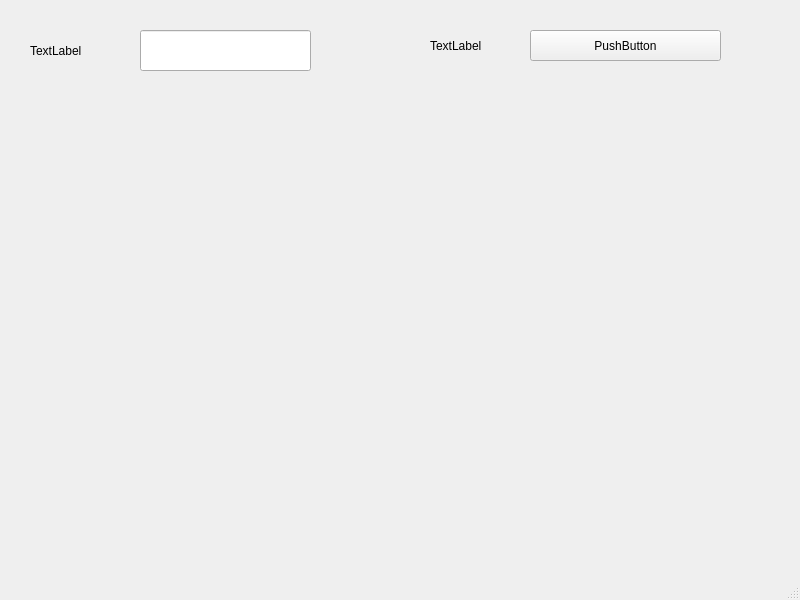
The window that src/simulador/mainwindow.ui (bmatuss/matus.benjamin-saavedra.diego-garcia.abraham-monteverde.juan-Tarea3.2025.1) describes before a commit, drawn with Qt 5.
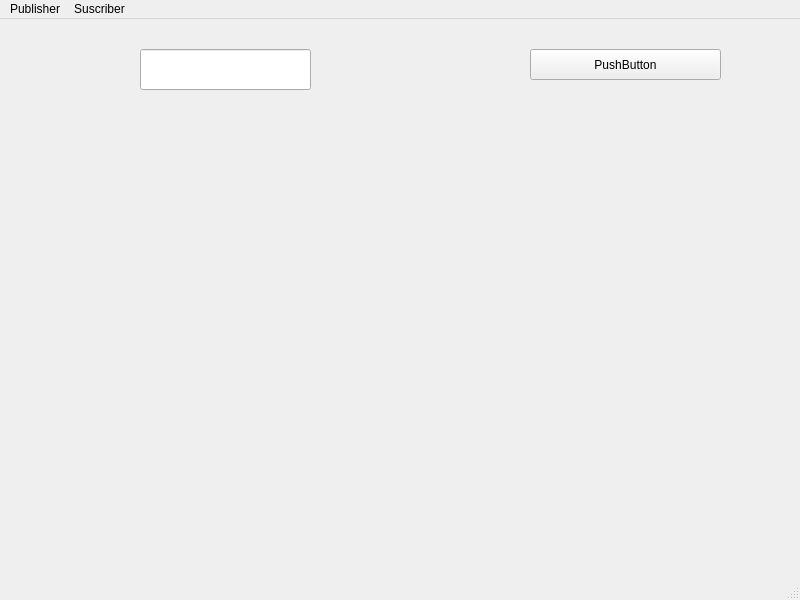
The same window after the commit.

What changed in the file:
```diff
--- a/src/simulador/mainwindow.ui
+++ b/src/simulador/mainwindow.ui
@@ -24,32 +24,6 @@
      </rect>
     </property>
    </widget>
-   <widget class="QLabel" name="label">
-    <property name="geometry">
-     <rect>
-      <x>30</x>
-      <y>40</y>
-      <width>101</width>
-      <height>21</height>
-     </rect>
-    </property>
-    <property name="text">
-     <string>TextLabel</string>
-    </property>
-   </widget>
-   <widget class="QLabel" name="label_2">
-    <property name="geometry">
-     <rect>
-      <x>430</x>
-      <y>30</y>
-      <width>91</width>
-      <height>31</height>
-     </rect>
-    </property>
-    <property name="text">
-     <string>TextLabel</string>
-    </property>
-   </widget>
    <widget class="QPushButton" name="pushButton">
     <property name="geometry">
      <rect>
@@ -70,9 +44,25 @@
      <x>0</x>
      <y>0</y>
      <width>800</width>
-     <height>24</height>
+     <height>22</height>
     </rect>
    </property>
+   <widget class="QMenu" name="menuPublisher">
+    <property name="title">
+     <string>Publisher</string>
+    </property>
+    <addaction name="actionVideo"/>
+    <addaction name="actionCarGPS"/>
+   </widget>
+   <widget class="QMenu" name="menuSuscriber">
+    <property name="title">
+     <string>Suscriber</string>
+    </property>
+    <addaction name="actionVideo_2"/>
+    <addaction name="actionCarGPS_2"/>
+   </widget>
+   <addaction name="menuPublisher"/>
+   <addaction name="menuSuscriber"/>
   </widget>
   <widget class="QStatusBar" name="statusbar"/>
  </widget>
```
Left out of the diff: 20 changed lines with no effect on the pictures.
